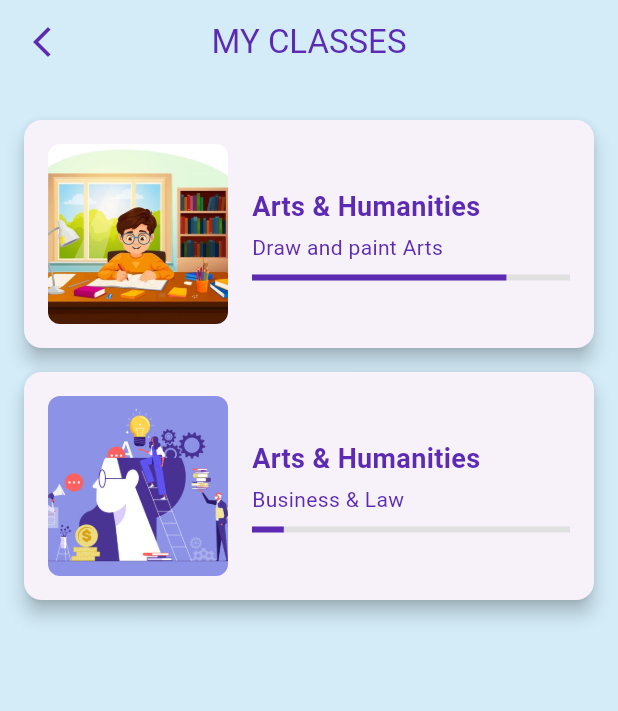
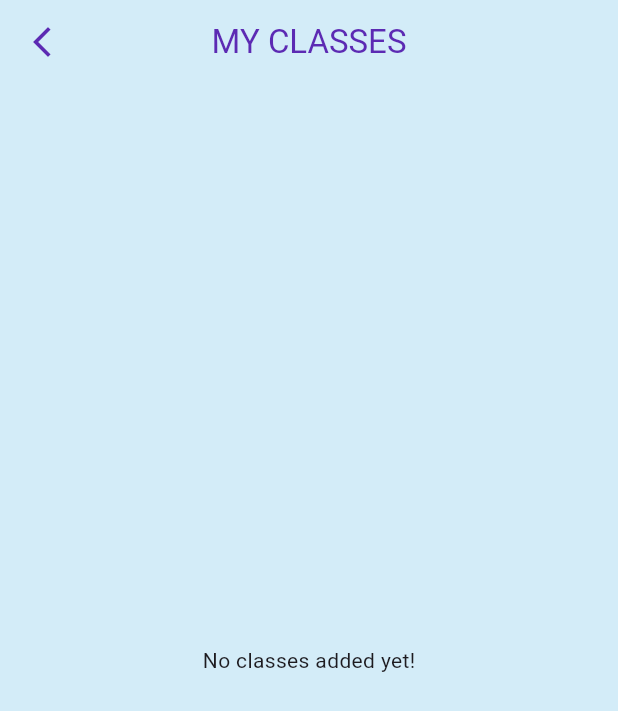
Before and after one commit to RitvikRemesh/learning-app, a Flutter app: the Myclasses screen opened directly, on a phone screen of 412 x 824 dp. Shown: the top 711 px of the screen. Run offline on Flutter 3.47's test engine with Material 3 defaults, Android fonts, the phone set to English and light mode, and no system bars; our stand-ins replace carousel_slider, cloud_firestore, firebase_auth, firebase_core, firebase_storage, image_picker; accounts and stored records are empty.

Commit message:
second update

```diff
--- a/lib/myclasses.dart
+++ b/lib/myclasses.dart
@@ -1,4 +1,6 @@
 import 'package:flutter/material.dart';
+import 'package:provider/provider.dart';
+import 'package:learning/provider.dart';
 
 class Myclasses extends StatefulWidget {
   const Myclasses({super.key});
@@ -8,118 +10,76 @@ class Myclasses extends StatefulWidget {
 }
 
 class _MyclassesState extends State<Myclasses> {
+  @override
+  void initState() {
+    super.initState();
+    Future.delayed(Duration.zero, () {
+      context.read<UserProvider>().fetchClasses();
+    });
+  }
 
-final List<Course> courses = [
-    Course(
-      title: "Arts & Humanities",
-      subtitle: "Draw and paint Arts",
-      progress: 0.8,
-      image: "assets/image8.webp",
-    ),
-    Course(
-      title: "Arts & Humanities",
-      subtitle: "Business & Law",
-      progress: 0.1,
-      image: "assets/image9.jpg",
-    ),
-  ];
   @override
   Widget build(BuildContext context) {
+    List<String> classes = context.watch<UserProvider>().items;
+
     return Scaffold(
       appBar: AppBar(
         centerTitle: true,
-         title:
-           Text("MY CLASSES",style: TextStyle(color: Color.fromARGB(255, 92, 42, 179)),
+        title: const Text(
+          "MY CLASSES",
+          style: TextStyle(color: Color.fromARGB(255, 92, 42, 179)),
         ),
         backgroundColor: const Color.fromARGB(255, 211, 236, 248),
         elevation: 0,
         leading: IconButton(
-          icon: const Icon(Icons.arrow_back_ios_new, color: Color.fromARGB(255, 92, 42, 179),),
+          icon: const Icon(Icons.arrow_back_ios_new, color: Color.fromARGB(255, 92, 42, 179)),
           onPressed: () {
             Navigator.pop(context);
           },
         ),
       ),
       backgroundColor: const Color.fromARGB(255, 211, 236, 248),
-        body:Padding(
-        padding: EdgeInsets.all(16.0),
-        child: ListView.builder(
-          itemCount: courses.length,
+      body: Padding(
+        padding: const EdgeInsets.all(16.0),
+        child: classes.isEmpty
+            ? const Center(child: Text("No classes added yet!"))
+            : ListView.builder(
+                itemCount: classes.length,
                 itemBuilder: (context, index) {
-            return CourseCard(course: courses[index]);
+                  return _buildCourseCard(classes[index]);
                 },
               ),
       ),
     );
   }
-}
 
-class Course {
-  final String title;
-  final String subtitle;
-  final double progress;
-  final String image;
-
-  Course({required this.title, required this.subtitle, required this.progress, required this.image});
-}
-
-class CourseCard extends StatelessWidget {
-  final Course course;
-
-  const CourseCard({super.key, required this.course});
-
-  @override
-  Widget build(BuildContext context) {
+  Widget _buildCourseCard(String courseTitle) {
     return Card(
       elevation: 5,
       shape: RoundedRectangleBorder(borderRadius: BorderRadius.circular(12)),
       margin: const EdgeInsets.symmetric(vertical: 8),
       child: Padding(
         padding: const EdgeInsets.all(16),
-        child: Row(
-          crossAxisAlignment: CrossAxisAlignment.center,
-          children: [
-            ClipRRect(
-              borderRadius: BorderRadius.circular(8),
-              child: Image.asset(
-                course.image,
-                width: 120,
-                height: 120,
-                fit: BoxFit.cover,
-              ),
-            ),
-            const SizedBox(width: 16),
-            Expanded(
         child: Column(
           crossAxisAlignment: CrossAxisAlignment.start,
           children: [
             Text(
-                    course.title,
+              courseTitle,
               style: const TextStyle(
                 fontWeight: FontWeight.bold,
                 fontSize: 18,
                 color: Color.fromARGB(255, 92, 42, 179),
               ),
             ),
-                  const SizedBox(height: 4),
-                  Text(
-                    course.subtitle,
-                    style: const TextStyle(color: Color.fromARGB(255, 92, 42, 179)),
-                  ),
             const SizedBox(height: 8),
             LinearProgressIndicator(
-                    value: course.progress,
+              value: 0.5, // Placeholder progress
               backgroundColor: Colors.grey[300],
               color: const Color.fromARGB(255, 92, 42, 179),
             ),
           ],
         ),
       ),
-          ],
-        ),
-      ),
     );
-
-
   }
 }
--- a/lib/provider.dart
+++ b/lib/provider.dart
@@ -1,26 +1,54 @@
 import 'package:flutter/material.dart';
+import 'package:cloud_firestore/cloud_firestore.dart';
 
-class UserProvider extends ChangeNotifier{
+class UserProvider extends ChangeNotifier {
   String gmail;
-  String addclasses="";
+  List<String> _items = [];
+  final FirebaseFirestore _firestore = FirebaseFirestore.instance;
 
-  UserProvider({
-this.gmail=""
-  });
-
-  List<String> _items = [];
+  UserProvider({this.gmail = ""}) {
+    if (gmail.isNotEmpty) {
+      fetchClasses(); // Fetch stored classes on login
+    }
+  }
 
   List<String> get items => _items;
 
-  void addItem(String newItem) {
-    _items.add(newItem);
-    notifyListeners();
+  /// Fetch user classes from Firestore
+  Future<void> fetchClasses() async {
+    try {
+      if (gmail.isEmpty) return; // Ensure user is logged in
+      var doc = await _firestore.collection("users").doc(gmail).get();
+      if (doc.exists && doc.data() != null) {
+        _items = List<String>.from(doc.data()?["classes"] ?? []);
+        notifyListeners();
+      }
+    } catch (e) {
+      print(" Error fetching classes: $e");
+    }
   }
 
-  void  changeUsername({
-    required String newUsername
-  })async{
-    gmail=newUsername;
+  /// Add a class to Firestore and update UI
+  Future<void> addItem(String newItem) async {
+    try {
+      if (!_items.contains(newItem)) {
+        _items.add(newItem);
+        await _firestore.collection("users").doc(gmail).set(
+          {"classes": _items},
+          SetOptions(merge: true), // Ensures data is merged
+        );
+        print(" Class '$newItem' added successfully");
+        notifyListeners();
+      }
+    } catch (e) {
+      print(" Error saving class: $e");
+    }
+  }
+
+  /// Change username and fetch classes after login
+  void changeUsername({required String newUsername}) {
+    gmail = newUsername;
+    fetchClasses();
     notifyListeners();
   }
 }
```
Also changed, not shown: lib/carouselslider/carourselslider1.dart (+24 -85 lines), lib/main.dart (+13 -8 lines). Lines whose indentation alone changed are shown as unchanged.
